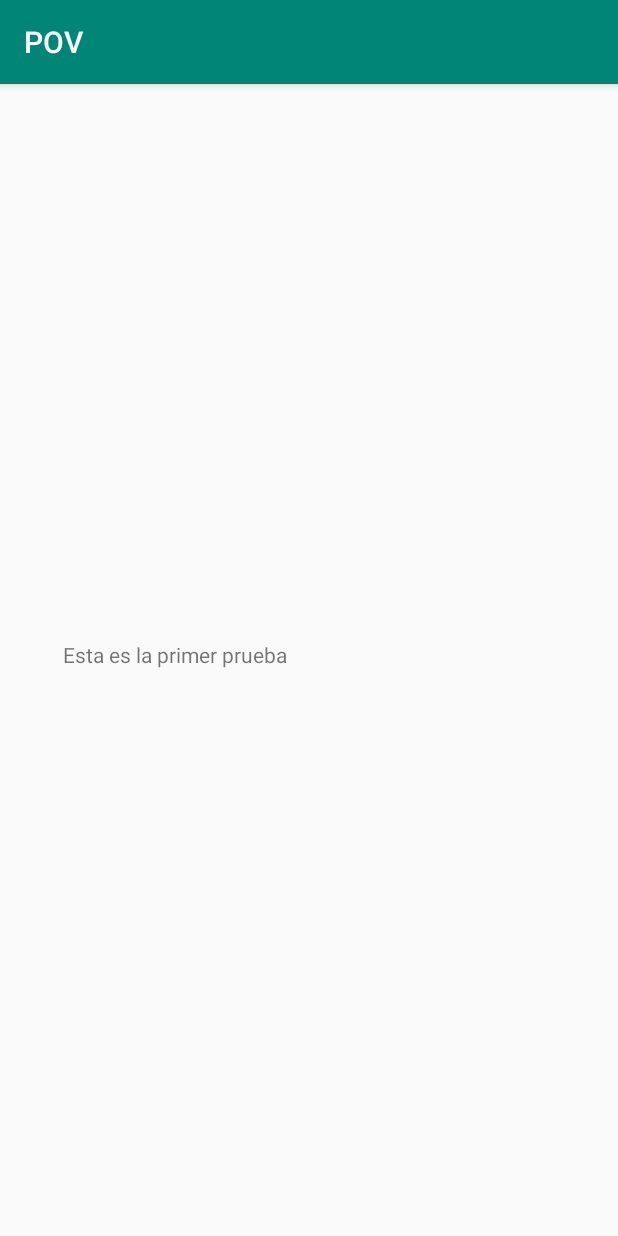
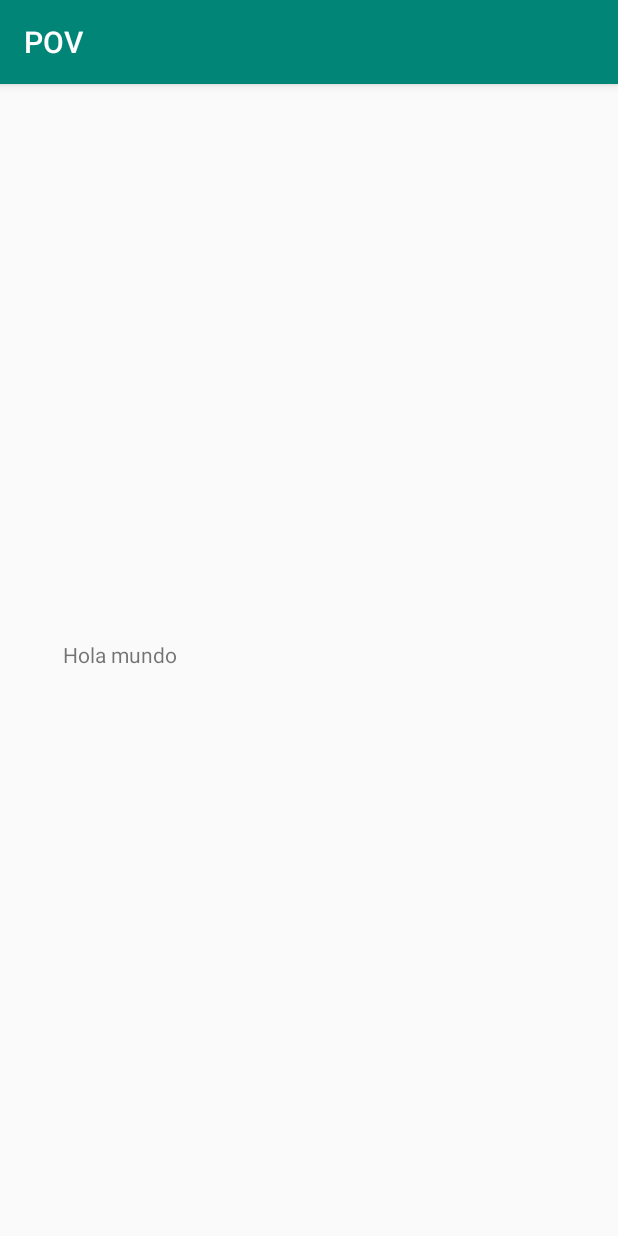
Before and after one commit to yess06/POV, an Android app: the screen it shows after launch (MainActivity), on a phone screen of 412 x 824 dp. Run offline under Robolectric (Android 15) with nearby library versions, the phone set to English and light mode, and no system bars.

Commit message:
prueba 1

```diff
--- a/app/src/main/res/layout/activity_main.xml
+++ b/app/src/main/res/layout/activity_main.xml
@@ -9,7 +9,7 @@
     <TextView
         android:layout_width="328dp"
         android:layout_height="27dp"
-        android:text="Esta es la primer prueba"
+        android:text="Hola mundo"
         app:layout_constraintBottom_toBottomOf="parent"
         app:layout_constraintLeft_toLeftOf="parent"
         app:layout_constraintRight_toRightOf="parent"
```
